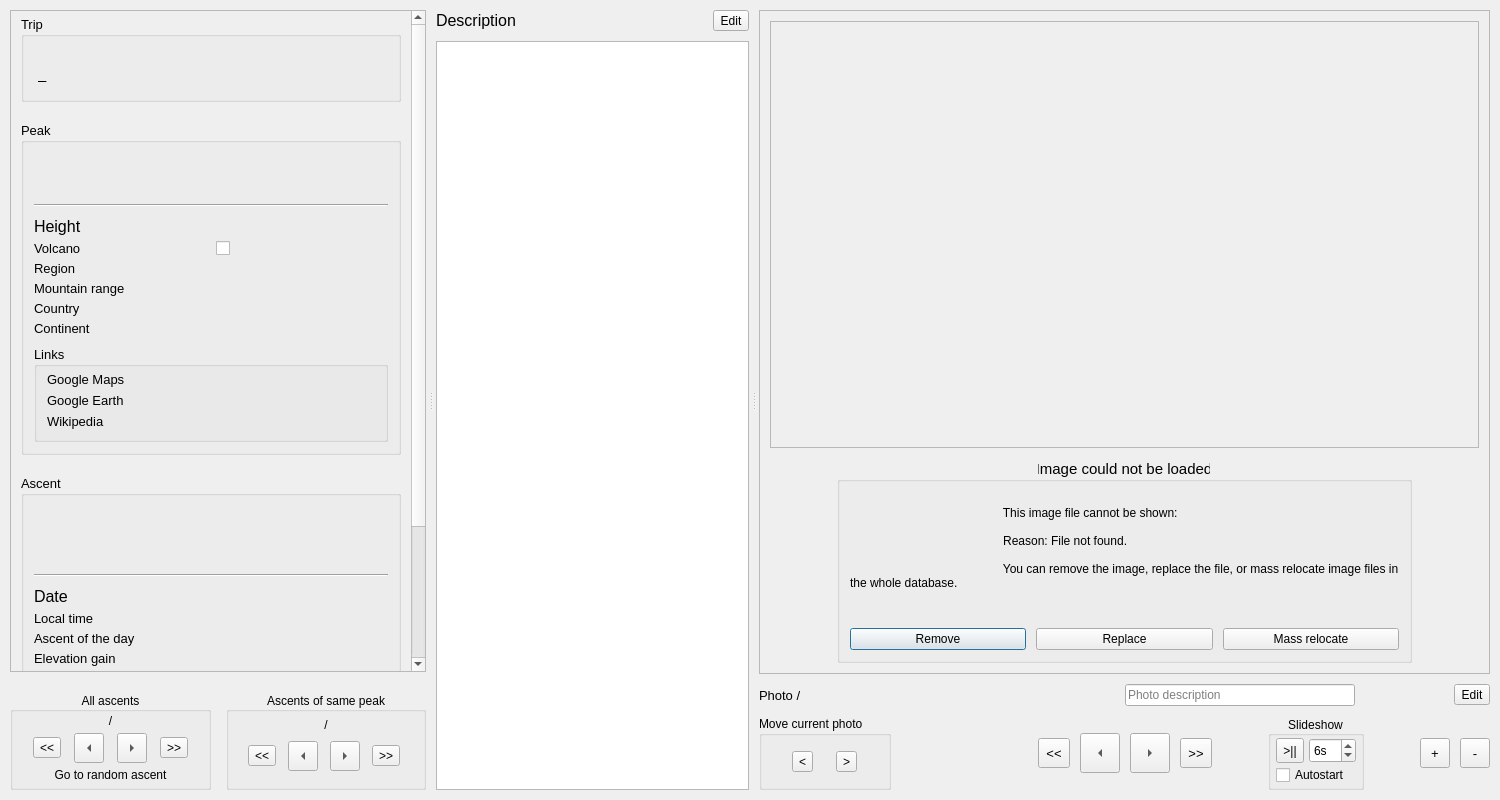
Above: src/ui/ascent_viewer.ui from svetter/pal before the change. Below: the same form after it.
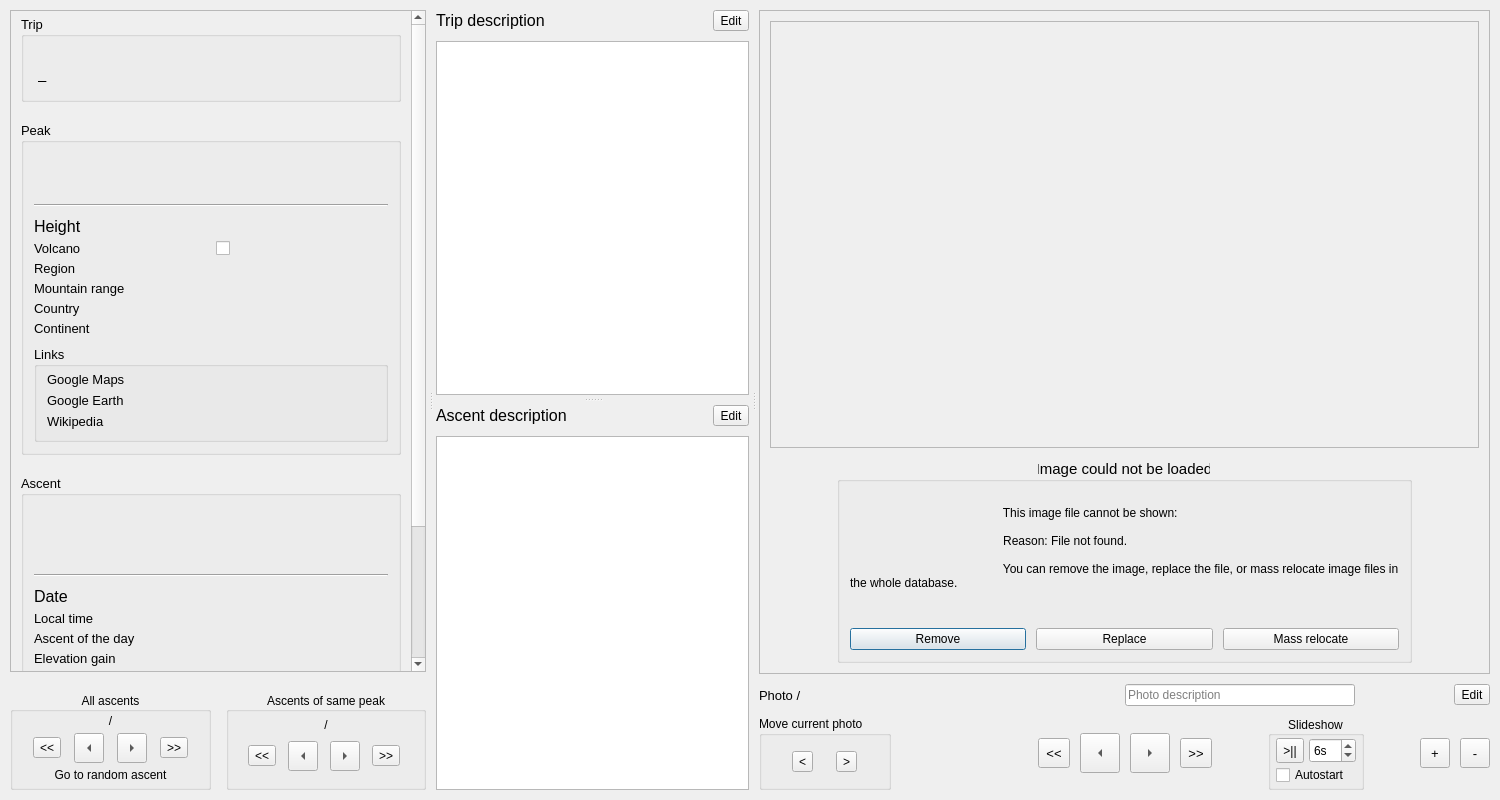
That is the form after the change. Custom widgets are drawn as their Qt base class.

Commit message:
Add trip description widget to ascent viewer
Includes new implicit setting for splitter and translations

Closes #220

Patch:
```diff
--- a/src/ui/ascent_viewer.ui
+++ b/src/ui/ascent_viewer.ui
@@ -1104,24 +1104,43 @@
             <number>10</number>
            </property>
            <item>
-            <layout class="QHBoxLayout" name="descriptionLabelLayout">
+            <widget class="QSplitter" name="descriptionSplitter">
+             <property name="frameShape">
+              <enum>QFrame::Shape::NoFrame</enum>
+             </property>
+             <property name="lineWidth">
+              <number>0</number>
+             </property>
+             <property name="orientation">
+              <enum>Qt::Orientation::Vertical</enum>
+             </property>
+             <property name="handleWidth">
+              <number>10</number>
+             </property>
+             <widget class="QWidget" name="topOfSplitterWidget">
+              <layout class="QVBoxLayout" name="tripDescriptionLayout">
              <property name="spacing">
               <number>10</number>
              </property>
              <item>
-              <widget class="QLabel" name="descriptionLabel">
+                <layout class="QHBoxLayout" name="tripDescriptionLabelLayout">
+                 <property name="spacing">
+                  <number>10</number>
+                 </property>
+                 <item>
+                  <widget class="QLabel" name="tripDescriptionLabel">
                <property name="font">
                 <font>
                  <pointsize>12</pointsize>
                 </font>
                </property>
                <property name="text">
-                <string>Description</string>
+                    <string>Trip description</string>
                </property>
               </widget>
              </item>
              <item>
-              <spacer name="descriptionLabelSpacer">
+                  <spacer name="tripDescriptionLabelSpacer">
                <property name="orientation">
                 <enum>Qt::Horizontal</enum>
                </property>
@@ -1134,7 +1153,87 @@
               </spacer>
              </item>
              <item>
-              <widget class="QToolButton" name="editDescriptionButton">
+                  <widget class="QToolButton" name="editTripDescriptionButton">
+                   <property name="toolTip">
+                    <string>Edit trip description</string>
+                   </property>
+                   <property name="text">
+                    <string>Edit</string>
+                   </property>
+                   <property name="checkable">
+                    <bool>true</bool>
+                   </property>
+                  </widget>
+                 </item>
+                </layout>
+               </item>
+               <item>
+                <widget class="QTextBrowser" name="tripDescriptionTextBrowser">
+                 <property name="sizePolicy">
+                  <sizepolicy hsizetype="MinimumExpanding" vsizetype="MinimumExpanding">
+                   <horstretch>0</horstretch>
+                   <verstretch>0</verstretch>
+                  </sizepolicy>
+                 </property>
+                 <property name="minimumSize">
+                  <size>
+                   <width>200</width>
+                   <height>200</height>
+                  </size>
+                 </property>
+                 <property name="undoRedoEnabled">
+                  <bool>true</bool>
+                 </property>
+                 <property name="acceptRichText">
+                  <bool>false</bool>
+                 </property>
+                 <property name="textInteractionFlags">
+                  <set>Qt::TextInteractionFlag::LinksAccessibleByKeyboard|Qt::TextInteractionFlag::LinksAccessibleByMouse|Qt::TextInteractionFlag::TextBrowserInteraction|Qt::TextInteractionFlag::TextSelectableByKeyboard|Qt::TextInteractionFlag::TextSelectableByMouse</set>
+                 </property>
+                 <property name="openExternalLinks">
+                  <bool>true</bool>
+                 </property>
+                </widget>
+               </item>
+              </layout>
+             </widget>
+             <widget class="QWidget" name="bottomOfSplitterWidget">
+              <layout class="QVBoxLayout" name="ascentDescriptionLayout">
+               <property name="spacing">
+                <number>10</number>
+               </property>
+               <item>
+                <layout class="QHBoxLayout" name="ascentDescriptionLabelLayout">
+                 <property name="spacing">
+                  <number>10</number>
+                 </property>
+                 <item>
+                  <widget class="QLabel" name="ascentDescriptionLabel">
+                   <property name="font">
+                    <font>
+                     <pointsize>12</pointsize>
+                    </font>
+                   </property>
+                   <property name="text">
+                    <string>Ascent description</string>
+                   </property>
+                  </widget>
+                 </item>
+                 <item>
+                  <spacer name="ascentDescriptionLabelSpacer">
+                   <property name="orientation">
+                    <enum>Qt::Orientation::Horizontal</enum>
+                   </property>
+                   <property name="sizeHint" stdset="0">
+                    <size>
+                     <width>40</width>
+                     <height>20</height>
+                    </size>
+                   </property>
+                  </spacer>
+                 </item>
+                 <item>
+                  <widget class="QToolButton" name="editAscentDescriptionButton">
                <property name="toolTip">
                 <string>Edit ascent description</string>
                </property>
@@ -1149,7 +1248,7 @@
             </layout>
            </item>
            <item>
-            <widget class="QTextBrowser" name="descriptionTextBrowser">
+                <widget class="QTextBrowser" name="ascentDescriptionTextBrowser">
              <property name="sizePolicy">
               <sizepolicy hsizetype="MinimumExpanding" vsizetype="MinimumExpanding">
                <horstretch>0</horstretch>
@@ -1174,6 +1273,10 @@
              <property name="openExternalLinks">
               <bool>true</bool>
              </property>
+                </widget>
+               </item>
+              </layout>
+             </widget>
             </widget>
            </item>
           </layout>
```
Left out of the diff: 98 changed lines with no effect on the pictures. Lines whose indentation alone changed are shown as unchanged. The commit also changes 4 other files.
